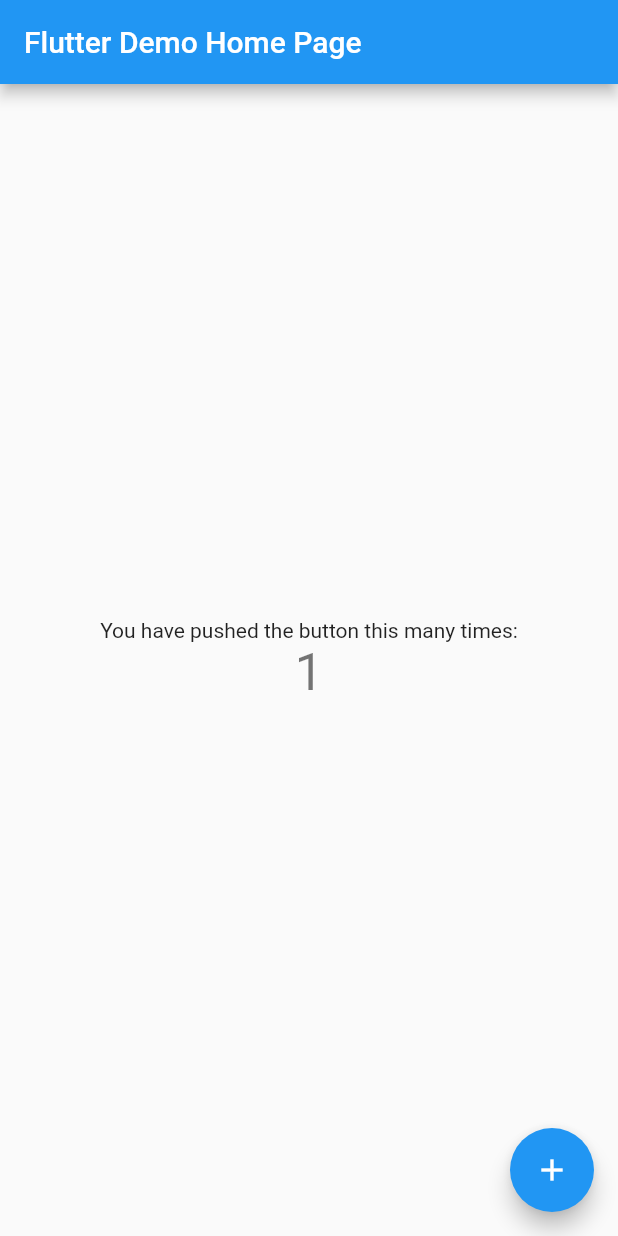
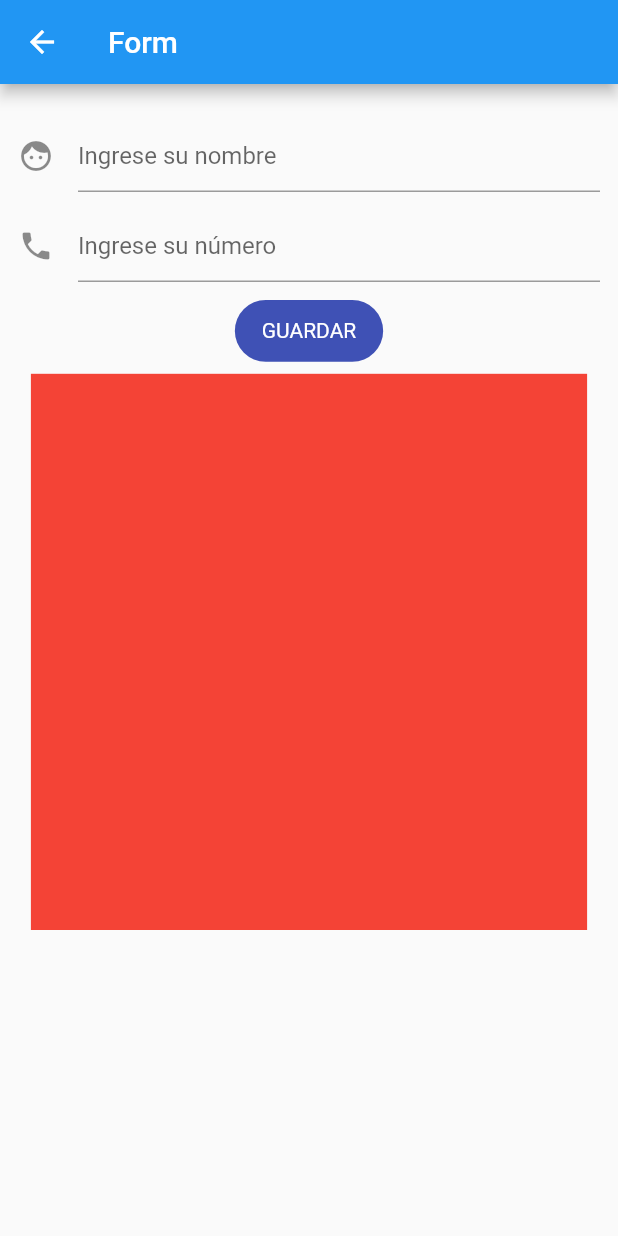
Before and after one commit to baalcoder/flutter_data_structure_balcoder, a Flutter app: the screen it shows after launch, after a tap on the "add" icon, on a phone screen of 412 x 824 dp. Run offline on Flutter 3.47's test engine with Material 2 defaults, Android fonts, the light colour scheme and no system bars; our stand-ins replace cloud_firestore; missing offline and left inert: flutter_beautiful_popup; accounts and stored records are empty.

Commit message:
create service and list page

```diff
--- a/lib/main.dart
+++ b/lib/main.dart
@@ -1,4 +1,5 @@
 import 'package:flutter/material.dart';
+import 'package:flutter_data_structure_balcoder/ui/user/user_list_page.dart';
 
 void main() {
   runApp(MyApp());
@@ -11,103 +12,9 @@
     return MaterialApp(
       title: 'Flutter Demo',
       theme: ThemeData(
-        // This is the theme of your application.
-        //
-        // Try running your application with "flutter run". You'll see the
-        // application has a blue toolbar. Then, without quitting the app, try
-        // changing the primarySwatch below to Colors.green and then invoke
-        // "hot reload" (press "r" in the console where you ran "flutter run",
-        // or simply save your changes to "hot reload" in a Flutter IDE).
-        // Notice that the counter didn't reset back to zero; the application
-        // is not restarted.
         primarySwatch: Colors.blue,
       ),
-      home: MyHomePage(title: 'Flutter Demo Home Page'),
+      home: UserListPage(),
     );
   }
 }
-
-class MyHomePage extends StatefulWidget {
-  MyHomePage({Key key, this.title}) : super(key: key);
-
-  // This widget is the home page of your application. It is stateful, meaning
-  // that it has a State object (defined below) that contains fields that affect
-  // how it looks.
-
-  // This class is the configuration for the state. It holds the values (in this
-  // case the title) provided by the parent (in this case the App widget) and
-  // used by the build method of the State. Fields in a Widget subclass are
-  // always marked "final".
-
-  final String title;
-
-  @override
-  _MyHomePageState createState() => _MyHomePageState();
-}
-
-class _MyHomePageState extends State<MyHomePage> {
-  int _counter = 0;
-
-  void _incrementCounter() {
-    setState(() {
-      // This call to setState tells the Flutter framework that something has
-      // changed in this State, which causes it to rerun the build method below
-      // so that the display can reflect the updated values. If we changed
-      // _counter without calling setState(), then the build method would not be
-      // called again, and so nothing would appear to happen.
-      _counter++;
-    });
-  }
-
-  @override
-  Widget build(BuildContext context) {
-    // This method is rerun every time setState is called, for instance as done
-    // by the _incrementCounter method above.
-    //
-    // The Flutter framework has been optimized to make rerunning build methods
-    // fast, so that you can just rebuild anything that needs updating rather
-    // than having to individually change instances of widgets.
-    return Scaffold(
-      appBar: AppBar(
-        // Here we take the value from the MyHomePage object that was created by
-        // the App.build method, and use it to set our appbar title.
-        title: Text(widget.title),
-      ),
-      body: Center(
-        // Center is a layout widget. It takes a single child and positions it
-        // in the middle of the parent.
-        child: Column(
-          // Column is also a layout widget. It takes a list of children and
-          // arranges them vertically. By default, it sizes itself to fit its
-          // children horizontally, and tries to be as tall as its parent.
-          //
-          // Invoke "debug painting" (press "p" in the console, choose the
-          // "Toggle Debug Paint" action from the Flutter Inspector in Android
-          // Studio, or the "Toggle Debug Paint" command in Visual Studio Code)
-          // to see the wireframe for each widget.
-          //
-          // Column has various properties to control how it sizes itself and
-          // how it positions its children. Here we use mainAxisAlignment to
-          // center the children vertically; the main axis here is the vertical
-          // axis because Columns are vertical (the cross axis would be
-          // horizontal).
-          mainAxisAlignment: MainAxisAlignment.center,
-          children: <Widget>[
-            Text(
-              'You have pushed the button this many times:',
-            ),
-            Text(
-              '$_counter',
-              style: Theme.of(context).textTheme.headline4,
-            ),
-          ],
-        ),
-      ),
-      floatingActionButton: FloatingActionButton(
-        onPressed: _incrementCounter,
-        tooltip: 'Increment',
-        child: Icon(Icons.add),
-      ), // This trailing comma makes auto-formatting nicer for build methods.
-    );
-  }
-}
--- /dev/null
+++ b/lib/ui/user/model/user_model.dart
@@ -0,0 +1,29 @@
+import 'package:cloud_firestore/cloud_firestore.dart';
+
+class UserModel {
+  String name;
+  int phoneNumber;
+
+  UserModel({this.name, this.phoneNumber});
+
+  factory UserModel.fromSnapshot(DocumentSnapshot snapshot) {
+    return UserModel(
+      name: snapshot.data()["name"],
+      phoneNumber: snapshot.data()["phoneNumber"],
+    );
+  }
+
+  factory UserModel.fromJson(parsedJson) {
+    return UserModel(
+      name: parsedJson["name"],
+      phoneNumber: parsedJson["phoneNumber"],
+    );
+  }
+
+  toJson() {
+    return {
+      "name": name,
+      "phoneNumber": phoneNumber,
+    };
+  }
+}
--- /dev/null
+++ b/lib/ui/user/user_form_page.dart
@@ -0,0 +1,116 @@
+import 'package:flutter/material.dart';
+import 'package:flutter_data_structure_balcoder/ui/user/model/user_model.dart';
+import 'package:flutter_data_structure_balcoder/ui/user/user_service.dart';
+
+class UserFormPage extends StatefulWidget {
+  UserFormPage({this.userList, this.currentIndex});
+
+  List<UserModel> userList;
+  int currentIndex;
+
+  @override
+  _UserFormPageState createState() => _UserFormPageState();
+}
+
+class _UserFormPageState extends State<UserFormPage> {
+  TextEditingController _cName = new TextEditingController();
+  TextEditingController _cPhoneNumber = new TextEditingController();
+
+  UserModel _userModel = new UserModel();
+
+  UserService _userService = new UserService();
+
+  List<UserModel> _userList = [];
+
+  @override
+  Widget build(BuildContext context) {
+    double _height = MediaQuery.of(context).size.height;
+    double _width = MediaQuery.of(context).size.width;
+
+    return Scaffold(
+      appBar: AppBar(
+        title: Text("Form"),
+      ),
+      body: Column(
+        children: [
+          Padding(
+            padding: const EdgeInsets.only(
+                top: 24.0, left: 12.0, right: 12.0, bottom: 12.0),
+            child: TextFormField(
+              controller: _cName,
+              decoration: InputDecoration(
+                icon: Icon(Icons.face),
+                hintText: "Ingrese su nombre",
+              ),
+            ),
+          ),
+          Padding(
+            padding: const EdgeInsets.only(
+                top: 0.0, left: 12.0, right: 12.0, bottom: 12.0),
+            child: TextFormField(
+              controller: _cPhoneNumber,
+              decoration: InputDecoration(
+                icon: Icon(Icons.phone),
+                hintText: "Ingrese su número",
+              ),
+            ),
+          ),
+          GestureDetector(
+            onTap: () {
+              print("LO UNDIMOS");
+
+              print(_cName.text);
+              print(_cPhoneNumber.text);
+
+              _userModel.name = _cName.text;
+              _userModel.phoneNumber = int.parse(_cPhoneNumber.text);
+
+              setState(() {
+                _userList.add(_userModel);
+
+                _userService.addUser(context, _userModel);
+              });
+
+              _userModel = new UserModel();
+              _cName.text = "";
+              _cPhoneNumber.text = "";
+            },
+            child: Container(
+              height: _height * 0.05,
+              width: _width * 0.24,
+              decoration: BoxDecoration(
+                color: Colors.indigo,
+                borderRadius: BorderRadius.circular(40),
+              ),
+              child: Center(
+                child: Text(
+                  "GUARDAR",
+                  style: TextStyle(color: Colors.white),
+                ),
+              ),
+            ),
+          ),
+          Padding(
+            padding: const EdgeInsets.only(top: 8.0),
+            child: Container(
+              height: _height * 0.45,
+              width: _width * 0.90,
+              color: Colors.red,
+              child: ListView.builder(
+                itemCount: _userList.length,
+                itemBuilder: (BuildContext context, int index) {
+                  return ListTile(
+                    title: Text(_userList[index].name),
+                    subtitle: Text(_userList[index].phoneNumber.toString()),
+                    leading: Icon(Icons.face_outlined),
+                    trailing: Icon(Icons.delete),
+                  );
+                },
+              ),
+            ),
+          ),
+        ],
+      ),
+    );
+  }
+}
--- /dev/null
+++ b/lib/ui/user/user_list_page.dart
@@ -0,0 +1,91 @@
+import 'package:flutter/material.dart';
+import 'package:flutter_data_structure_balcoder/ui/user/model/user_model.dart';
+import 'package:flutter_data_structure_balcoder/ui/user/user_form_page.dart';
+
+class UserListPage extends StatefulWidget {
+  @override
+  _UserListPageState createState() => _UserListPageState();
+}
+
+class _UserListPageState extends State<UserListPage> {
+  int currentIndex;
+
+  List<UserModel> _userList = [];
+
+  @override
+  Widget build(BuildContext context) {
+    double _height = MediaQuery.of(context).size.height;
+    double _width = MediaQuery.of(context).size.width;
+
+    return Scaffold(
+      appBar: AppBar(
+          backgroundColor: Colors.blue,
+          title: Center(
+              child: Text(
+            "LIST",
+            style: TextStyle(color: Colors.white),
+          ))),
+      body: Column(
+        children: [
+          Container(
+            child: Center(
+              child: Container(
+                  color: Colors.green[50],
+                  height: _height * 0.50,
+                  width: _width * 0.9,
+                  //ListView.builder: permite crear barras/listas desplegables.
+                  //itemCount: permite que el itemBuiler construya las veces que termine en el Count, número de repeticiones.
+                  //length: enumerar los objetos de la lista.
+                  //index: darle una posición de cada ítem - aprender a separarlas
+                  child: ListView.builder(
+                    itemCount: _userList.length,
+                    itemBuilder: (BuildContext context, int index) {
+                      return ListTile(
+                        //onTap: lo estoy agregando para cuando lo presione, me pueda llevarlo nuevamente al formulario que debe completar.
+                        onTap: () async {
+                          setState(() {
+                            currentIndex = index;
+                          });
+                          await Navigator.push(context,
+                              MaterialPageRoute(builder: (_) {
+                            return UserFormPage(
+                                userList: _userList,
+                                currentIndex: currentIndex);
+                          }));
+                          setState(() {
+                            currentIndex = null;
+                          });
+                        },
+                        title: Text(_userList[index].name),
+                        subtitle: Text(_userList[index].phoneNumber.toString()),
+                        leading: Icon(Icons.face_outlined),
+                        trailing: GestureDetector(
+                            onTap: () {
+                              //Voy a remover, eliminar la informacion que se encuentra dentro del icono delete.
+                              setState(() {
+                                _userList.removeAt(index);
+                              });
+                            },
+                            child: Icon(Icons.delete)),
+                      );
+                    },
+                  )),
+            ),
+          )
+        ],
+      ),
+      floatingActionButton: FloatingActionButton(
+        onPressed: () async {
+          print("Undimos esto");
+
+          await Navigator.push(context, MaterialPageRoute(builder: (_) {
+            return UserFormPage(
+                userList: _userList, currentIndex: currentIndex);
+          }));
+          setState(() {});
+        },
+        child: Icon(Icons.add),
+      ),
+    );
+  }
+}
--- a/pubspec.yaml
+++ b/pubspec.yaml
@@ -28,6 +28,9 @@
   # The following adds the Cupertino Icons font to your application.
   # Use with the CupertinoIcons class for iOS style icons.
   cupertino_icons: ^1.0.1
+  flutter_beautiful_popup: ^1.5.0
+  firebase_core: ^0.7.0
+  cloud_firestore: ^0.16.0+1
 
 dev_dependencies:
   flutter_test:
```
Also changed, not shown: lib/ui/user/user_service.dart (added, +49 -0 lines), pubspec.lock.
